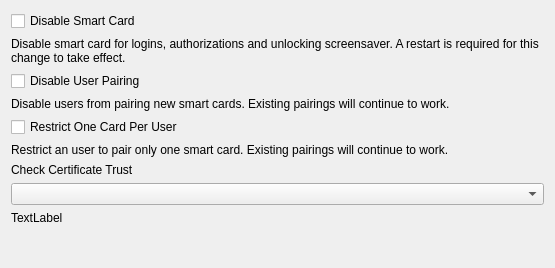
The window that FWAdminLib/Configurator/SmartCardForm.ui (fw-dev/translations) describes before a commit, drawn with Qt 5.
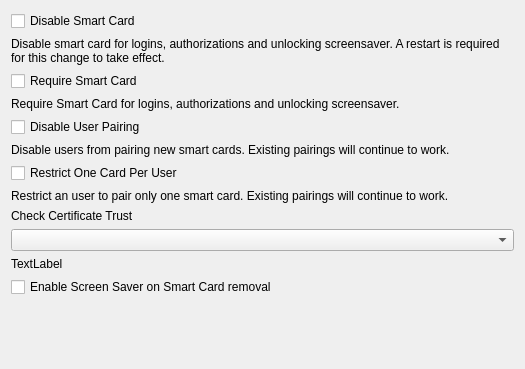
The same window after the commit.

```diff
--- a/FWAdminLib/Configurator/SmartCardForm.ui
+++ b/FWAdminLib/Configurator/SmartCardForm.ui
@@ -6,14 +6,14 @@
    <rect>
     <x>0</x>
     <y>0</y>
-    <width>555</width>
-    <height>268</height>
+    <width>525</width>
+    <height>369</height>
    </rect>
   </property>
   <property name="windowTitle">
    <string>Form</string>
   </property>
-  <layout class="QVBoxLayout" name="verticalLayout_4" stretch="0,0,0,0,0,0,0,0,0,0">
+  <layout class="QVBoxLayout" name="verticalLayout_4" stretch="0,0,0,0,0,0,0,0,0,0,0,0,0">
    <item>
     <widget class="QCheckBox" name="checkBoxDisableSmartCard">
      <property name="text">
@@ -31,6 +31,20 @@
      </property>
     </widget>
    </item>
+   <item>
+    <widget class="QCheckBox" name="checkBoxEnforceSmartCard">
+     <property name="text">
+      <string>Require Smart Card</string>
+     </property>
+    </widget>
+   </item>
+   <item>
+    <widget class="QLabel" name="lTipEnforceSmartCard">
+     <property name="text">
+      <string>Require Smart Card for logins, authorizations and unlocking screensaver.</string>
+     </property>
+    </widget>
+   </item>
    <item>
     <widget class="QCheckBox" name="checkBoxDisableUserPairing">
      <property name="text">
@@ -79,6 +93,13 @@
      </property>
     </widget>
    </item>
+   <item>
+    <widget class="QCheckBox" name="checkBoxTokenRemovalAction">
+     <property name="text">
+      <string>Enable Screen Saver on Smart Card removal</string>
+     </property>
+    </widget>
+   </item>
    <item>
     <spacer name="verticalSpacer">
      <property name="orientation">
```
